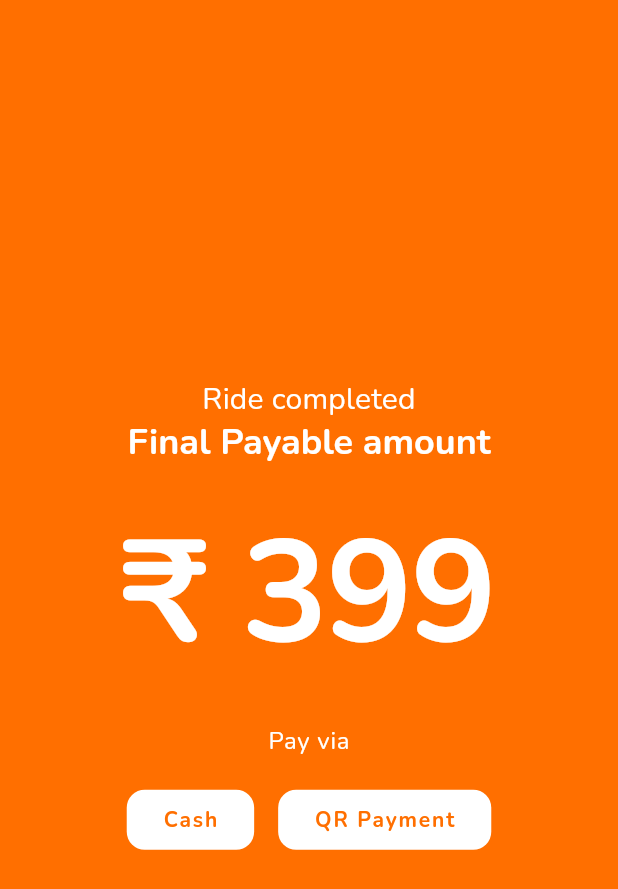
After one commit to Saffar-Org/saffar_app, a Flutter app: the PaymentScreen screen opened by its route, on a phone screen of 412 x 824 dp. The commit adds this screen. Shown: the top 889 px of the screen. Run offline on Flutter 3.47's test engine with Material 2 defaults, Android fonts, the phone set to English and light mode, and no system bars; our stand-ins replace bloc, dartz, dio, flutter_bloc, flutter_dotenv, flutter_map and 4 more; accounts and stored records are empty.

Commit message:
feat: Add Payment screen

```diff
--- a/lib/core/router.dart
+++ b/lib/core/router.dart
@@ -1,5 +1,6 @@
 import 'package:flutter/material.dart';
 import 'package:saffar_app/features/authentication/presenter/view/sign_in_screen.dart';
+import 'package:saffar_app/features/payment/presenter/screens/payment_screen.dart';
 import 'package:saffar_app/features/splash/presenter/screens/splash_screen.dart';
 import 'package:saffar_app/features/view_map/presenter/screens/view_map_screen.dart';
 
@@ -19,6 +20,10 @@ class CustomRouter {
   /// Generates routes for named navigation
   static Route<dynamic> onGenerateRoute(RouteSettings settings) {
     switch (settings.name) {
+      case PaymentScreen.routeName:
+        return MaterialPageRoute(
+          builder: (_) => const PaymentScreen(),
+        );
       case ViewMapScreen.routeName:
         return MaterialPageRoute(
           builder: (_) => const ViewMapScreen(),
--- /dev/null
+++ b/lib/features/payment/presenter/screens/payment_screen.dart
@@ -0,0 +1,95 @@
+import 'package:flutter/material.dart';
+
+class PaymentScreen extends StatelessWidget {
+  const PaymentScreen({Key? key}) : super(key: key);
+
+  static const String routeName = '/payment';
+
+  @override
+  Widget build(BuildContext context) {
+    final ColorScheme colorScheme = Theme.of(context).colorScheme;
+    final TextTheme textTheme = Theme.of(context).textTheme;
+
+    final Size size = MediaQuery.of(context).size;
+
+    return WillPopScope(
+      onWillPop: () async {
+        return false;
+      },
+      child: Scaffold(
+        backgroundColor: colorScheme.primary,
+        body: SizedBox(
+          height: size.height,
+          child: Column(
+            mainAxisAlignment: MainAxisAlignment.center,
+            children: [
+              Text(
+                'Ride completed',
+                textAlign: TextAlign.center,
+                style: textTheme.headline6?.copyWith(
+                  color: colorScheme.onPrimary,
+                ),
+              ),
+              Text(
+                'Final Payable amount',
+                textAlign: TextAlign.center,
+                style: textTheme.headline5?.copyWith(
+                  color: colorScheme.onPrimary,
+                  fontWeight: FontWeight.bold,
+                ),
+              ),
+              const SizedBox(height: 32),
+              Text(
+                '\u{20B9} 399',
+                style: textTheme.headline1?.copyWith(
+                  color: colorScheme.onPrimary,
+                  fontWeight: FontWeight.bold,
+                ),
+              ),
+              const SizedBox(height: 32),
+              Text(
+                'Pay via',
+                style: textTheme.bodyText1?.copyWith(
+                  color: colorScheme.onPrimary,
+                ),
+              ),
+              const SizedBox(height: 16),
+              Row(
+                mainAxisAlignment: MainAxisAlignment.center,
+                children: [
+                  ElevatedButton(
+                    onPressed: () {},
+                    style: ElevatedButton.styleFrom(
+                      primary: colorScheme.onPrimary,
+                    ),
+                    child: Text(
+                      'Cash',
+                      style: TextStyle(
+                        color: colorScheme.primary,
+                        fontWeight: FontWeight.bold,
+                      ),
+                    ),
+                  ),
+                  const SizedBox(width: 16),
+                  ElevatedButton(
+                    onPressed: () {},
+                    style: ElevatedButton.styleFrom(
+                      primary: colorScheme.onPrimary,
+                    ),
+                    child: Text(
+                      'QR Payment',
+                      style: TextStyle(
+                        color: colorScheme.primary,
+                        fontWeight: FontWeight.bold,
+                      ),
+                    ),
+                  ),
+                ],
+              ),
+            ],
+          ),
+        ),
+      ),
+    );
+  }
+}
```
